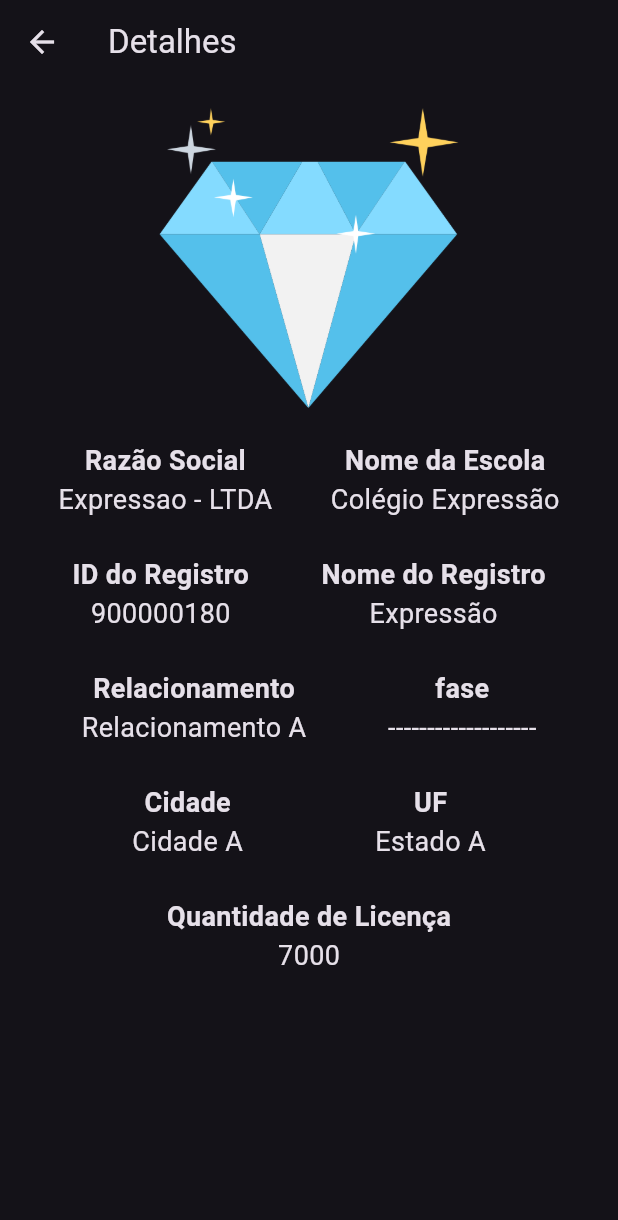
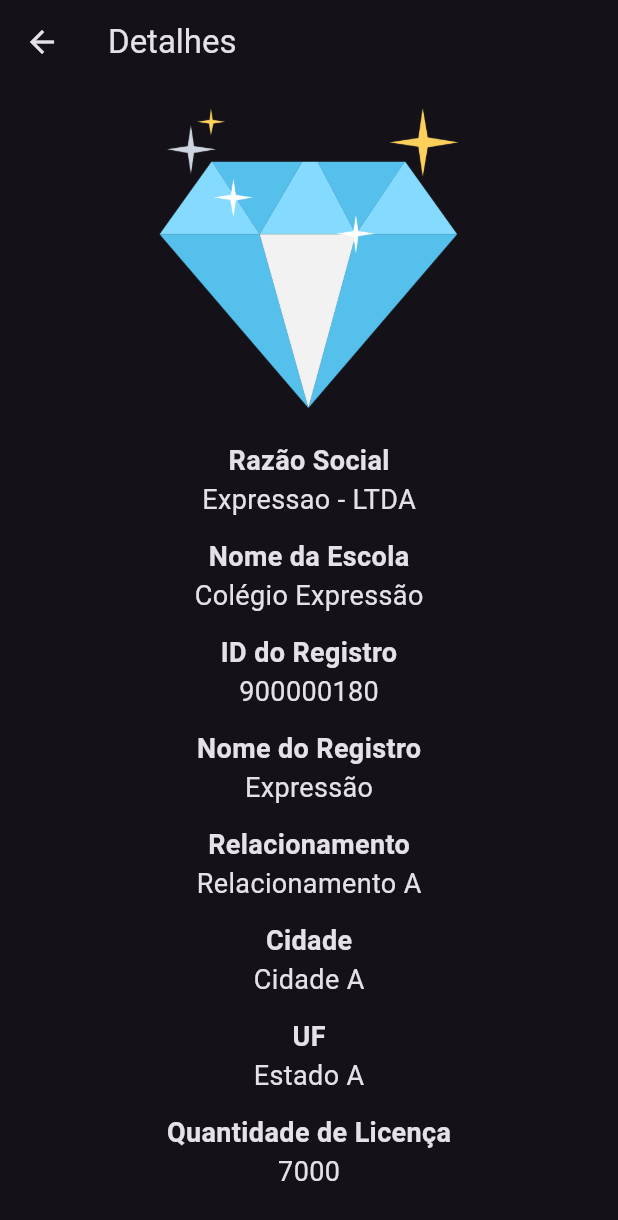
Before and after one commit to Gustavo-Araujo-EM/consultaTerain, a Flutter app: the screen it shows after launch, after a tap on "Colégio Expressão", on a phone screen of 412 x 824 dp. Shown: the top 1220 px of the screen. Run offline on Flutter 3.47's test engine with Material 3 defaults, Android fonts, the light colour scheme and no system bars; our stand-ins replace flutter_bloc.

Commit message:
refatorando o detalhes da escola

```diff
--- a/lib/views/pages/detalhes_escola_page.dart
+++ b/lib/views/pages/detalhes_escola_page.dart
@@ -12,9 +12,9 @@ class DetalhesEscolaPage extends StatelessWidget {
     return Scaffold(appBar: AppBar(
       title: const Text("Detalhes"),
     ),
-    body: SafeArea(child: Column(
-      crossAxisAlignment: CrossAxisAlignment.start,
-      mainAxisAlignment: MainAxisAlignment.start,
+    body: SafeArea(child: SingleChildScrollView(
+      child: Column(
+        crossAxisAlignment: CrossAxisAlignment.center,
         children: [
           const SizedBox(
             height: 16,
@@ -28,51 +28,21 @@ class DetalhesEscolaPage extends StatelessWidget {
           const SizedBox(
             height: 22,
           ),
-        Row(
-          mainAxisAlignment: MainAxisAlignment.spaceEvenly,
-          children: <Widget>[
           CustomColumnDetalhes(label: "Razão Social", fontSize: 18.0, value: escola.razaoSocial),
           CustomColumnDetalhes(label: "Nome da Escola", fontSize: 18.0, value: escola.nomeEscola),
+          CustomColumnDetalhes(label: "ID do Registro", fontSize: 18.0, value: escola.idRegistro.toString()),
+          CustomColumnDetalhes(label: "Nome do Registro", fontSize: 18.0, value: escola.nomeRegistro),
+          CustomColumnDetalhes(label: "Relacionamento", fontSize: 18.0, value: escola.tipoRelacionamento.toString()),
+          CustomColumnDetalhes(label: "Cidade", fontSize: 18.0, value: escola.cidade.toString()),
+          CustomColumnDetalhes(label: "UF", fontSize: 18.0, value: escola.estado),
+          CustomColumnDetalhes(label: "Quantidade de Licença", fontSize: 18.0, value: escola.qtdLicenca.toString()),
+          ExpansionTile(
+            title: const Text('Modulos'),
+            collapsedIconColor: Colors.red,
+            children: escola.modulos.map((e) => ListTile(title: Text(e.nome))).toList(),
+          ),
         ],
       ),
-        const SizedBox(
-          height: 12,
-        ),
-        Row(
-          mainAxisAlignment: MainAxisAlignment.spaceEvenly,
-          children: <Widget>[
-            CustomColumnDetalhes(label: "ID do Registro", fontSize: 18.0, value: escola.idRegistro.toString()),
-            CustomColumnDetalhes(label: "Nome do Registro", fontSize: 18.0, value: escola.nomeRegistro),
-          ],
-        ),
-        const SizedBox(
-          height: 12,
-        ),
-        Row(
-          mainAxisAlignment: MainAxisAlignment.spaceEvenly,
-          children: <Widget>[
-            CustomColumnDetalhes(label: "Relacionamento", fontSize: 18.0, value: escola.tipoRelacionamento.toString()),
-            const CustomColumnDetalhes(label: "fase", fontSize: 18.0, value: "-------------------"),
-          ],
-        ),
-        const SizedBox(
-          height: 12,
-        ),
-        Row(
-          mainAxisAlignment: MainAxisAlignment.spaceEvenly,
-          children: <Widget>[
-            CustomColumnDetalhes(label: "Cidade", fontSize: 18.0, value: escola.cidade.toString()),
-            CustomColumnDetalhes(label: "UF", fontSize: 18.0, value: escola.estado),
-          ],
-        ),
-        const SizedBox(
-          height: 12,
-        ),
-        Center(child: CustomColumnDetalhes(label: "Quantidade de Licença", fontSize: 18.0, value: escola.qtdLicenca.toString())),
-        const SizedBox(
-          height: 12,
-        ),
-      ],
     ),
     ),
     );
```
Lines whose indentation alone changed are shown as unchanged.
